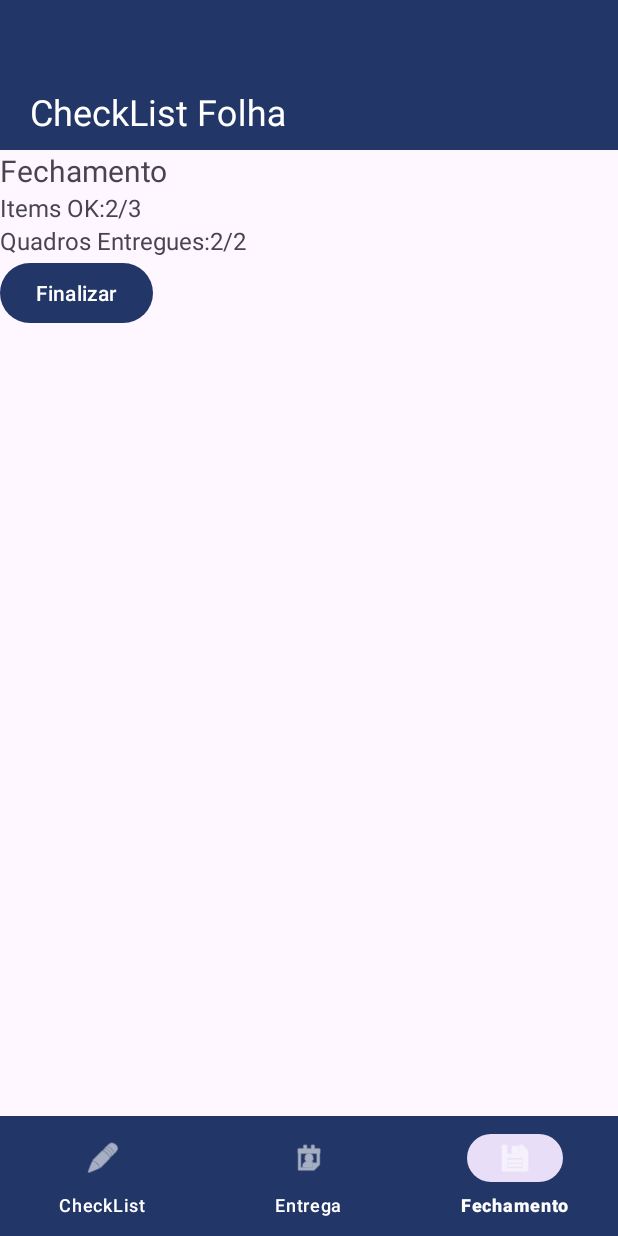
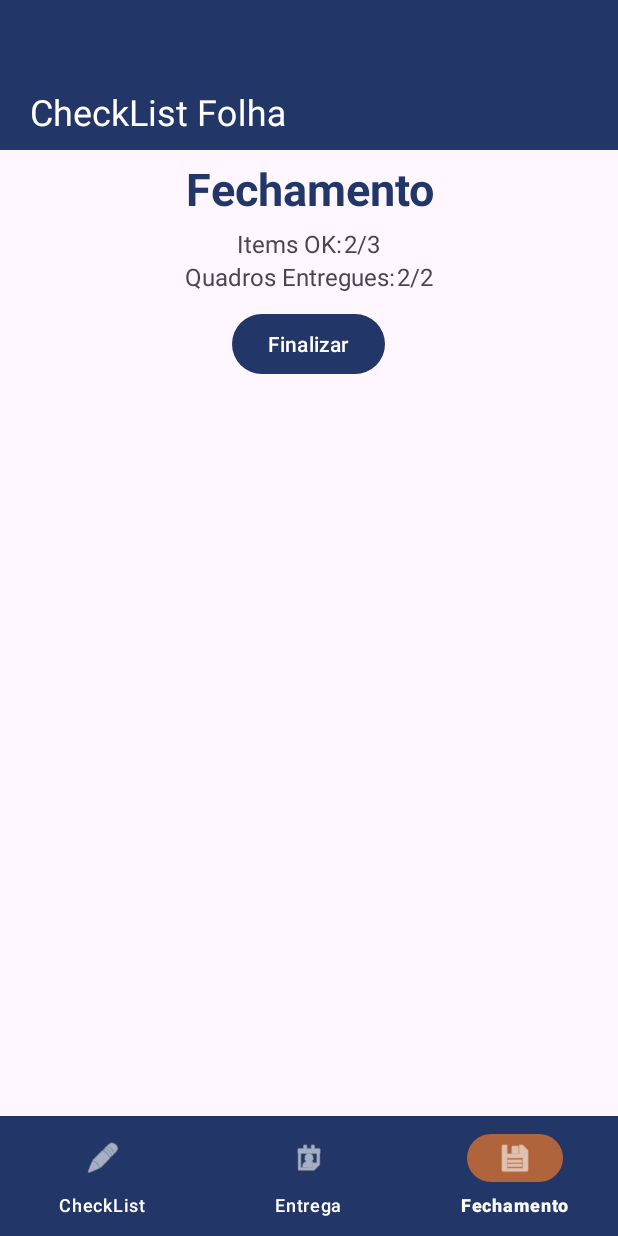
Before and after one commit to igBFranco/CheckListFolha, an Android app: the screen it shows after launch (MainActivity), item 3 of the bottom bar chosen, on a phone screen of 412 x 824 dp. Run offline under Robolectric (Android 15) with nearby library versions, the phone set to English and light mode, and no system bars; our stand-ins replace Room's generated code.

Commit message:
Quadros edit fix

```diff
--- a/app/src/main/java/br/pucpr/appdev20241/checklistfolha/model/Quadro.kt
+++ b/app/src/main/java/br/pucpr/appdev20241/checklistfolha/model/Quadro.kt
@@ -9,7 +9,4 @@ import java.util.Date
      @PrimaryKey(autoGenerate = true) val id: Int = 0,
     var quadroLocal: String,
     var dataEntrega: Date
-) {
-//    constructor(): this(0, "", Date())
-//    constructor(quadroLocal: String): this(0,quadroLocal, Date())
-}
+) {}
--- a/app/src/main/java/br/pucpr/appdev20241/checklistfolha/model/ToDo.kt
+++ b/app/src/main/java/br/pucpr/appdev20241/checklistfolha/model/ToDo.kt
@@ -8,7 +8,4 @@ data class ToDo (
      @PrimaryKey(autoGenerate = true) val id: Int = 0,
     var itemName: String,
     var itemStatus: Boolean
-) {
-//    constructor(): this(0,"", false)
-//    constructor(itemName: String): this(0,itemName, false)
-}
+) {}
--- a/app/src/main/java/br/pucpr/appdev20241/checklistfolha/view/CheckList.kt
+++ b/app/src/main/java/br/pucpr/appdev20241/checklistfolha/view/CheckList.kt
@@ -136,7 +136,7 @@ class CheckList : Fragment() {
                 setText(todoItem?.itemName)
             }
 
-            AlertDialog.Builder(requireContext()).run {
+            val alertDialog = AlertDialog.Builder(requireContext()).run {
                 setView(dialogView)
                 setTitle("Editar Item")
                 setPositiveButton("Salvar") { _, _ ->
@@ -155,6 +155,8 @@ class CheckList : Fragment() {
                 }
                 setNegativeButton("Cancelar", null)
             }.show()
+            alertDialog.getButton(AlertDialog.BUTTON_NEGATIVE)?.setTextColor(resources.getColor(R.color.red))
+
         }
     }
 
--- a/app/src/main/java/br/pucpr/appdev20241/checklistfolha/view/ControleQuadros.kt
+++ b/app/src/main/java/br/pucpr/appdev20241/checklistfolha/view/ControleQuadros.kt
@@ -147,7 +147,7 @@ class ControleQuadros : Fragment() {
             val calendar = Calendar.getInstance().apply { time = quadroItem?.dataEntrega }
             datePicker.updateDate(calendar.get(Calendar.YEAR), calendar.get(Calendar.MONTH), calendar.get(Calendar.DAY_OF_MONTH))
 
-            AlertDialog.Builder(requireContext()).run {
+            val alertDialog = AlertDialog.Builder(requireContext()).run {
                 setView(dialogView)
                 setTitle("Editar Entrega de Quadro")
                 setPositiveButton("Salvar") { _, _ ->
@@ -169,6 +169,8 @@ class ControleQuadros : Fragment() {
                 }
                 setNegativeButton("Cancelar", null)
             }.show()
+            alertDialog.getButton(AlertDialog.BUTTON_NEGATIVE)?.setTextColor(resources.getColor(R.color.red))
+
         }
     }
 
--- a/app/src/main/res/layout/activity_main.xml
+++ b/app/src/main/res/layout/activity_main.xml
@@ -51,6 +51,6 @@
         app:menu="@menu/bottom_navigation_menu"
         app:itemIconTint="@color/white"
         app:itemTextColor="@color/white"
-        android:background="@color/primaryColor"/>
-
+        android:background="@color/primaryColor"
+        app:itemActiveIndicatorStyle="@style/Theme.BottomNavigationView.ActiveIndicator"/>
 </androidx.coordinatorlayout.widget.CoordinatorLayout>
--- a/app/src/main/res/layout/adapter_edit_quadros.xml
+++ b/app/src/main/res/layout/adapter_edit_quadros.xml
@@ -17,6 +17,7 @@
     <DatePicker
         android:id="@+id/datePicker"
         android:layout_width="wrap_content"
-        android:layout_height="wrap_content" />
+        android:layout_height="wrap_content"
+        />
 
 </LinearLayout>
--- a/app/src/main/res/layout/adapter_input_form.xml
+++ b/app/src/main/res/layout/adapter_input_form.xml
@@ -19,6 +19,7 @@
         android:id="@+id/btnAddItem"
         android:layout_width="match_parent"
         android:layout_height="wrap_content"
-        android:text="Adicionar Item" />
+        android:text="Adicionar Item"
+        android:backgroundTint="@color/secondaryColor"/>
 
 </LinearLayout>
--- a/app/src/main/res/layout/fragment_fechamento.xml
+++ b/app/src/main/res/layout/fragment_fechamento.xml
@@ -4,23 +4,31 @@
     android:layout_width="match_parent"
     android:layout_height="match_parent"
     tools:context=".view.Fechamento"
-    android:orientation="vertical">
+    android:orientation="vertical"
+    android:gravity="center_horizontal"
+    >
 
     <TextView
         android:layout_width="match_parent"
         android:layout_height="wrap_content"
         android:text="Fechamento"
-        android:textSize="20dp"/>
+        android:textSize="30dp"
+        android:textAlignment="center"
+        android:textStyle="bold"
+        android:textColor="@color/primaryColor"
+        android:layout_margin="5dp"/>
 
    <LinearLayout
        android:layout_width="match_parent"
        android:layout_height="wrap_content"
-       android:orientation="horizontal">
+       android:orientation="horizontal"
+       android:gravity="center">
        <TextView
            android:layout_width="wrap_content"
            android:layout_height="match_parent"
            android:text="Items OK:"
-           android:textSize="16dp"/>
+           android:textSize="16dp"
+           android:paddingRight="1dp"/>
        <TextView
            android:layout_width="wrap_content"
            android:layout_height="wrap_content"
@@ -30,12 +38,14 @@
     <LinearLayout
         android:layout_width="match_parent"
         android:layout_height="wrap_content"
-        android:orientation="horizontal">
+        android:orientation="horizontal"
+        android:gravity="center">
         <TextView
             android:layout_width="wrap_content"
             android:layout_height="match_parent"
             android:text="Quadros Entregues:"
-            android:textSize="16dp"/>
+            android:textSize="16dp"
+            android:paddingRight="1dp"/>
         <TextView
             android:layout_width="wrap_content"
             android:layout_height="match_parent"
@@ -46,6 +56,7 @@
     <Button
         android:layout_width="wrap_content"
         android:layout_height="wrap_content"
-        android:text="Finalizar"/>
+        android:text="Finalizar"
+        android:layout_margin="10dp"/>
 
 </LinearLayout>
--- a/app/src/main/res/values/colors.xml
+++ b/app/src/main/res/values/colors.xml
@@ -2,6 +2,7 @@
 <resources>
     <color name="black">#FF000000</color>
     <color name="white">#FFFFFFFF</color>
+    <color name="red">#FF0000</color>
     <color name="blue">#000000FF</color>
     <color name="gray">#888888</color>
     <color name="primaryColor">#223667</color>
--- a/app/src/main/res/values/themes.xml
+++ b/app/src/main/res/values/themes.xml
@@ -6,6 +6,9 @@
         <item name="colorPrimary">@color/primaryColor</item>
         <item name="colorAccent">@color/secondaryColor</item>
     </style>
+    <style name="Theme.BottomNavigationView.ActiveIndicator" parent="Widget.Material3.BottomNavigationView.ActiveIndicator">
+        <item name="android:color">@color/secondaryColor</item>
+    </style>
 
     <style name="Theme.CitiesApp" parent="Base.Theme.CitiesApp" />
 </resources>
```
Also changed, not shown: app/src/main/java/br/pucpr/appdev20241/checklistfolha/model/DataStore.kt (+0 -42 lines).
